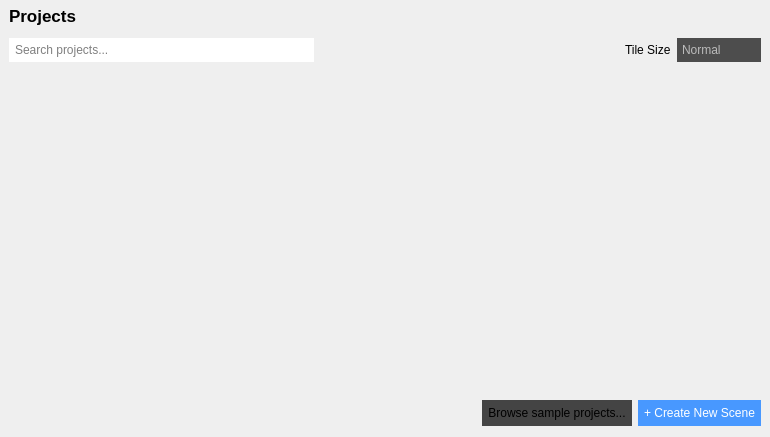
Qt form src/widgets/projectmanager.ui (jahshaka/Studio) before a commit.
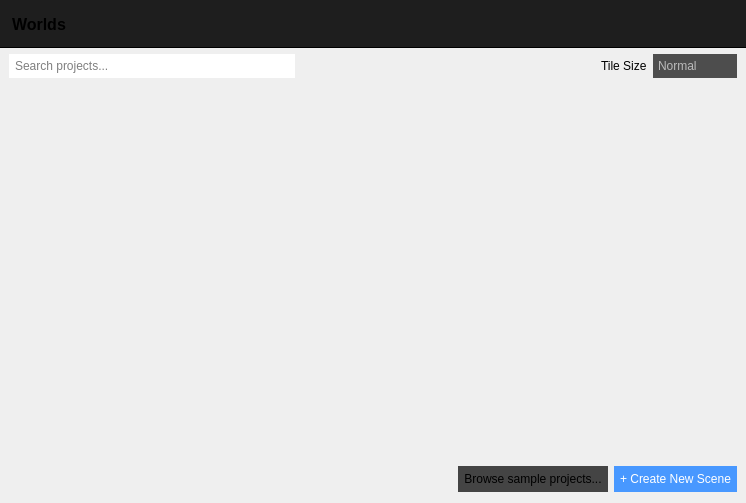
The same form after that commit. Icons and pictures are not drawn.

The edit to the form file:
```diff
--- a/src/widgets/projectmanager.ui
+++ b/src/widgets/projectmanager.ui
@@ -6,8 +6,8 @@
    <rect>
     <x>0</x>
     <y>0</y>
-    <width>770</width>
-    <height>437</height>
+    <width>746</width>
+    <height>503</height>
    </rect>
   </property>
   <property name="windowTitle">
@@ -134,21 +134,21 @@
 	color: #CECECE;
 }</string>
   </property>
-  <layout class="QGridLayout" name="gridLayout">
+  <layout class="QGridLayout" name="gridLayout_2">
    <property name="leftMargin">
-    <number>9</number>
+    <number>0</number>
    </property>
    <property name="topMargin">
     <number>0</number>
    </property>
    <property name="rightMargin">
-    <number>9</number>
+    <number>0</number>
    </property>
    <property name="bottomMargin">
-    <number>9</number>
+    <number>0</number>
    </property>
    <item row="0" column="0">
-    <widget class="QWidget" name="widget" native="true">
+    <widget class="QWidget" name="header" native="true">
      <property name="sizePolicy">
       <sizepolicy hsizetype="Preferred" vsizetype="Fixed">
        <horstretch>0</horstretch>
@@ -158,16 +158,28 @@
      <property name="minimumSize">
       <size>
        <width>0</width>
-       <height>0</height>
+       <height>48</height>
       </size>
      </property>
      <property name="maximumSize">
       <size>
        <width>16777215</width>
-       <height>32</height>
+       <height>16777215</height>
       </size>
      </property>
-     <layout class="QHBoxLayout" name="horizontalLayout">
+     <property name="styleSheet">
+      <string notr="true">#header {
+	background: #1e1e1e;
+	border-bottom: 1px solid black;
+}
+
+QLabel {
+	font-size: 16px;
+	font-weight: 500;
+	padding: 8px;
+}</string>
+     </property>
+     <layout class="QHBoxLayout" name="horizontalLayout" stretch="0,0">
       <property name="leftMargin">
        <number>0</number>
       </property>
@@ -182,15 +194,8 @@
       </property>
       <item>
        <widget class="QLabel" name="label_3">
-        <property name="font">
-         <font>
-          <pointsize>13</pointsize>
-          <weight>75</weight>
-          <bold>true</bold>
-         </font>
-        </property>
         <property name="text">
-         <string>Projects</string>
+         <string>Worlds</string>
         </property>
        </widget>
       </item>
@@ -211,6 +216,23 @@
     </widget>
    </item>
    <item row="1" column="0">
+    <layout class="QGridLayout" name="gridLayout">
+     <property name="leftMargin">
+      <number>9</number>
+     </property>
+     <property name="topMargin">
+      <number>0</number>
+     </property>
+     <property name="rightMargin">
+      <number>9</number>
+     </property>
+     <property name="bottomMargin">
+      <number>9</number>
+     </property>
+     <item row="1" column="0">
+      <widget class="QWidget" name="pmcont" native="true"/>
+     </item>
+     <item row="0" column="0">
     <widget class="QWidget" name="widget_3" native="true">
      <property name="sizePolicy">
       <sizepolicy hsizetype="Preferred" vsizetype="Fixed">
@@ -313,9 +335,6 @@
     </widget>
    </item>
    <item row="2" column="0">
-    <widget class="QWidget" name="pmcont" native="true"/>
-   </item>
-   <item row="3" column="0">
     <widget class="QWidget" name="widget_2" native="true">
      <property name="sizePolicy">
       <sizepolicy hsizetype="Preferred" vsizetype="Fixed">
@@ -388,6 +407,8 @@
       </item>
      </layout>
     </widget>
+     </item>
+    </layout>
    </item>
   </layout>
  </widget>
```
Lines whose indentation alone changed are shown as unchanged.
